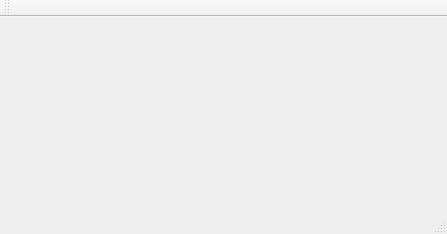
The window that morseInput/src/morseInput/qt_files/morseInput/morseInput.ui (ros-visualization/robhum_ui_utils) describes before a commit, drawn with Qt 5.
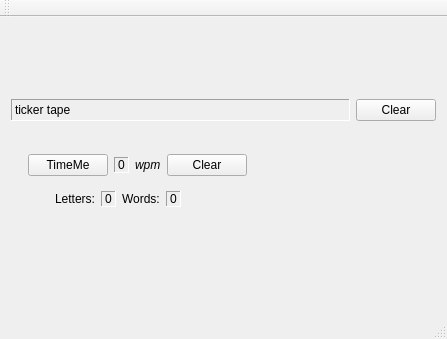
The same window after the commit.

Commit message: Added speed timing widgets. Not connected yet.

```diff
--- a/morseInput/src/morseInput/qt_files/morseInput/morseInput.ui
+++ b/morseInput/src/morseInput/qt_files/morseInput/morseInput.ui
@@ -7,7 +7,7 @@
     <x>0</x>
     <y>0</y>
     <width>447</width>
-    <height>234</height>
+    <height>339</height>
    </rect>
   </property>
   <property name="sizePolicy">
@@ -24,25 +24,271 @@
     <item>
      <layout class="QHBoxLayout" name="endOfWordButtonHLayout"/>
     </item>
-    <item>
-     <spacer name="verticalSpacer">
-      <property name="orientation">
-       <enum>Qt::Vertical</enum>
-      </property>
-      <property name="sizeHint" stdset="0">
-       <size>
-        <width>20</width>
-        <height>40</height>
-       </size>
-      </property>
-     </spacer>
-    </item>
     <item>
      <layout class="QHBoxLayout" name="dotAndDashHLayout"/>
     </item>
     <item>
      <layout class="QHBoxLayout" name="backspaceHLayout"/>
     </item>
+    <item>
+     <spacer name="verticalSpacer">
+      <property name="orientation">
+       <enum>Qt::Vertical</enum>
+      </property>
+      <property name="sizeHint" stdset="0">
+       <size>
+        <width>20</width>
+        <height>40</height>
+       </size>
+      </property>
+     </spacer>
+    </item>
+    <item>
+     <layout class="QHBoxLayout" name="tickerTapeHLayout">
+      <item>
+       <widget class="QLabel" name="tickerTapeLabel">
+        <property name="sizePolicy">
+         <sizepolicy hsizetype="Expanding" vsizetype="Preferred">
+          <horstretch>0</horstretch>
+          <verstretch>0</verstretch>
+         </sizepolicy>
+        </property>
+        <property name="frameShape">
+         <enum>QFrame::Panel</enum>
+        </property>
+        <property name="frameShadow">
+         <enum>QFrame::Sunken</enum>
+        </property>
+        <property name="text">
+         <string>ticker tape</string>
+        </property>
+       </widget>
+      </item>
+      <item>
+       <widget class="QPushButton" name="tickerTapeClearButton">
+        <property name="text">
+         <string>Clear</string>
+        </property>
+       </widget>
+      </item>
+     </layout>
+    </item>
+    <item>
+     <layout class="QHBoxLayout" name="speedMeasureHLayout">
+      <item>
+       <widget class="QWidget" name="speedMeasureWidget" native="true">
+        <property name="sizePolicy">
+         <sizepolicy hsizetype="Preferred" vsizetype="Fixed">
+          <horstretch>0</horstretch>
+          <verstretch>0</verstretch>
+         </sizepolicy>
+        </property>
+        <property name="minimumSize">
+         <size>
+          <width>0</width>
+          <height>108</height>
+         </size>
+        </property>
+        <widget class="QWidget" name="verticalLayoutWidget">
+         <property name="geometry">
+          <rect>
+           <x>6</x>
+           <y>9</y>
+           <width>421</width>
+           <height>91</height>
+          </rect>
+         </property>
+         <layout class="QVBoxLayout" name="speedMeasureVLayout">
+          <item>
+           <layout class="QHBoxLayout" name="wpmInfoHLayout">
+            <item>
+             <widget class="QPushButton" name="speedMeasureToggle">
+              <property name="sizePolicy">
+               <sizepolicy hsizetype="Minimum" vsizetype="Fixed">
+                <horstretch>0</horstretch>
+                <verstretch>0</verstretch>
+               </sizepolicy>
+              </property>
+              <property name="styleSheet">
+               <string notr="true">QPushbutton:pressed{background-color: rgb(181, 97, 115); border:none}</string>
+              </property>
+              <property name="text">
+               <string>TimeMe</string>
+              </property>
+              <property name="checkable">
+               <bool>true</bool>
+              </property>
+             </widget>
+            </item>
+            <item>
+             <widget class="QLabel" name="wpmSpeedInfoLabel">
+              <property name="sizePolicy">
+               <sizepolicy hsizetype="Minimum" vsizetype="Fixed">
+                <horstretch>0</horstretch>
+                <verstretch>0</verstretch>
+               </sizepolicy>
+              </property>
+              <property name="frameShape">
+               <enum>QFrame::Panel</enum>
+              </property>
+              <property name="frameShadow">
+               <enum>QFrame::Sunken</enum>
+              </property>
+              <property name="text">
+               <string>0</string>
+              </property>
+             </widget>
+            </item>
+            <item>
+             <widget class="QLabel" name="wpmLabel">
+              <property name="sizePolicy">
+               <sizepolicy hsizetype="Minimum" vsizetype="Fixed">
+                <horstretch>0</horstretch>
+                <verstretch>0</verstretch>
+               </sizepolicy>
+              </property>
+              <property name="font">
+               <font>
+                <pointsize>9</pointsize>
+                <italic>true</italic>
+               </font>
+              </property>
+              <property name="text">
+               <string>wpm</string>
+              </property>
+             </widget>
+            </item>
+            <item>
+             <widget class="QPushButton" name="speedMeasureClearButton">
+              <property name="sizePolicy">
+               <sizepolicy hsizetype="Minimum" vsizetype="Fixed">
+                <horstretch>0</horstretch>
+                <verstretch>0</verstretch>
+               </sizepolicy>
+              </property>
+              <property name="text">
+               <string>Clear</string>
+              </property>
+             </widget>
+            </item>
+            <item>
+             <spacer name="horizontalSpacer_4">
+              <property name="orientation">
+               <enum>Qt::Horizontal</enum>
+              </property>
+              <property name="sizeHint" stdset="0">
+               <size>
+                <width>40</width>
+                <height>20</height>
+               </size>
+              </property>
+             </spacer>
+            </item>
+           </layout>
+          </item>
+          <item>
+           <layout class="QHBoxLayout" name="numLettersAndWordsHLayout">
+            <item>
+             <widget class="QLabel" name="numWordsLabel">
+              <property name="sizePolicy">
+               <sizepolicy hsizetype="Preferred" vsizetype="Fixed">
+                <horstretch>0</horstretch>
+                <verstretch>0</verstretch>
+               </sizepolicy>
+              </property>
+              <property name="text">
+               <string>Letters:</string>
+              </property>
+              <property name="indent">
+               <number>27</number>
+              </property>
+             </widget>
+            </item>
+            <item>
+             <widget class="QLabel" name="numLettersInfoLabel">
+              <property name="sizePolicy">
+               <sizepolicy hsizetype="Minimum" vsizetype="Fixed">
+                <horstretch>0</horstretch>
+                <verstretch>0</verstretch>
+               </sizepolicy>
+              </property>
+              <property name="frameShape">
+               <enum>QFrame::Panel</enum>
+              </property>
+              <property name="frameShadow">
+               <enum>QFrame::Sunken</enum>
+              </property>
+              <property name="text">
+               <string>0</string>
+              </property>
+             </widget>
+            </item>
+            <item>
+             <widget class="QLabel" name="numWordsLabel_2">
+              <property name="sizePolicy">
+               <sizepolicy hsizetype="Preferred" vsizetype="Fixed">
+                <horstretch>0</horstretch>
+                <verstretch>0</verstretch>
+               </sizepolicy>
+              </property>
+              <property name="text">
+               <string>Words:</string>
+              </property>
+             </widget>
+            </item>
+            <item>
+             <widget class="QLabel" name="numWordsInfoLabel">
+              <property name="sizePolicy">
+               <sizepolicy hsizetype="Minimum" vsizetype="Fixed">
+                <horstretch>0</horstretch>
+                <verstretch>0</verstretch>
+               </sizepolicy>
+              </property>
+              <property name="frameShape">
+               <enum>QFrame::Panel</enum>
+              </property>
+              <property name="frameShadow">
+               <enum>QFrame::Sunken</enum>
+              </property>
+              <property name="text">
+               <string>0</string>
+              </property>
+             </widget>
+            </item>
+            <item>
+             <spacer name="horizontalSpacer_3">
+              <property name="orientation">
+               <enum>Qt::Horizontal</enum>
+              </property>
+              <property name="sizeHint" stdset="0">
+               <size>
+                <width>40</width>
+                <height>20</height>
+               </size>
+              </property>
+             </spacer>
+            </item>
+           </layout>
+          </item>
+         </layout>
+        </widget>
+       </widget>
+      </item>
+     </layout>
+    </item>
+    <item>
+     <spacer name="verticalSpacer_2">
+      <property name="orientation">
+       <enum>Qt::Vertical</enum>
+      </property>
+      <property name="sizeHint" stdset="0">
+       <size>
+        <width>20</width>
+        <height>40</height>
+       </size>
+      </property>
+     </spacer>
+    </item>
    </layout>
   </widget>
   <widget class="QMenuBar" name="menuBar">
```
The commit also changes 1 other file.
